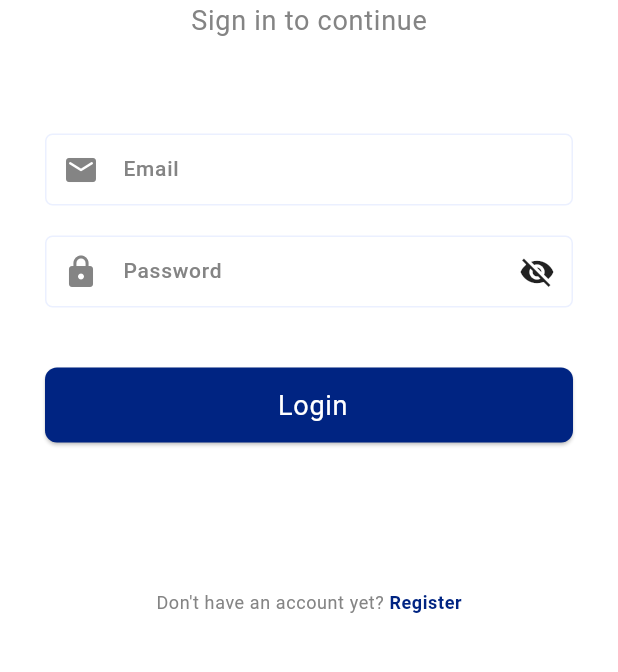
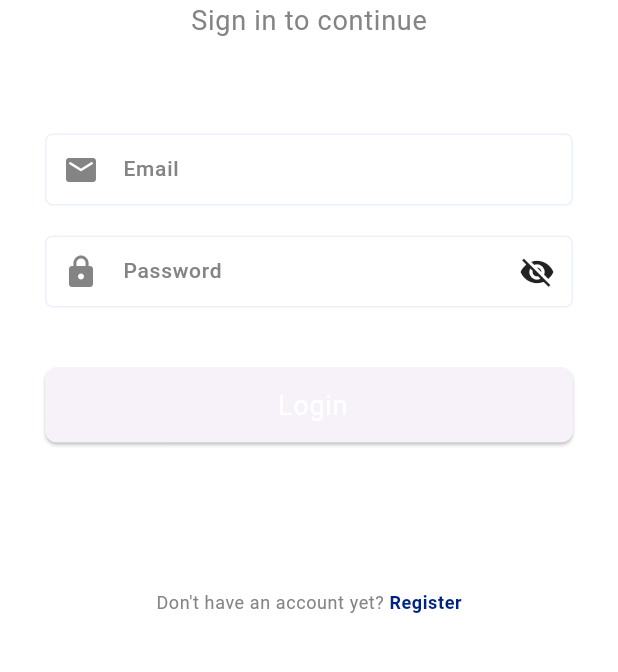
Before and after one commit to YoushahAnjumCh/zibzoApp, a Flutter app: the screen it shows after launch, on a phone screen of 412 x 824 dp, the part 531-1203 px from its top. Run offline on Flutter 3.47's test engine with Material 3 defaults, Android fonts, the phone set to English and light mode, and no system bars; our stand-ins replace cached_network_image, carousel_slider, either_dart, equatable, flutter_bloc, flutter_easyloading and 5 more; Roboto replaces fonts that are missing (SFProDisplay).

Commit message:
flutter input form button style changed

```diff
--- a/lib/features/zibzo/presentation/signup/widgets/input_form_button.dart
+++ b/lib/features/zibzo/presentation/signup/widgets/input_form_button.dart
@@ -8,30 +8,25 @@ class InputFormButton extends StatelessWidget {
   Widget build(BuildContext context) {
     return ElevatedButton(
         onPressed: attributes.onClick,
-        style: ButtonStyle(
-          padding: MaterialStateProperty.resolveWith<EdgeInsets>(
-              (Set<MaterialState> states) {
-            return attributes.padding;
-          }),
-          minimumSize: MaterialStateProperty.resolveWith<Size?>(
-            (Set<MaterialState> states) {
-              return attributes.buttonWidthHeight; // Same value for all states
-            },
-          ),
-          backgroundColor: MaterialStateProperty.resolveWith<Color>(
-            (Set<MaterialState> states) {
-              return attributes.color ??
-                  Theme.of(context)
-                      .primaryColor; // Default color or theme color
-            },
-          ),
-          shape: MaterialStateProperty.resolveWith<RoundedRectangleBorder>(
-            (Set<MaterialState> states) {
-              return RoundedRectangleBorder(
-                borderRadius:
-                    BorderRadius.circular(attributes.cornerRadius ?? 12.0),
-              ); // Same shape for all states
-            },
+        // style: ButtonStyle(
+        //   padding: MaterialStateProperty.all<EdgeInsets>(attributes.padding),
+        //   minimumSize:
+        //       MaterialStateProperty.all<Size?>(attributes.buttonWidthHeight),
+        //   backgroundColor: MaterialStateProperty.all<Color>(
+        //       attributes.color ?? Theme.of(context).primaryColor),
+        //   shape: MaterialStateProperty.all<RoundedRectangleBorder>(
+        //     RoundedRectangleBorder(
+        //         borderRadius:
+        //             BorderRadius.circular(attributes.cornerRadius ?? 12.0)),
+        //   ),
+        // ),
+        style: ElevatedButton.styleFrom(
+          padding: attributes.padding,
+          minimumSize: attributes.buttonWidthHeight ??
+              Size(100, 48), // Default size if null
+          shape: RoundedRectangleBorder(
+            borderRadius:
+                BorderRadius.circular(attributes.cornerRadius ?? 12.0),
           ),
         ),
         child: attributes.titleText != null
```
Also changed, not shown: lib/features/zibzo/presentation/home_screen/widgets/product_card_widget.dart (+1 -6 lines), lib/features/zibzo/presentation/home_screen/widgets/product_images_widget.dart (+1 -6 lines).
